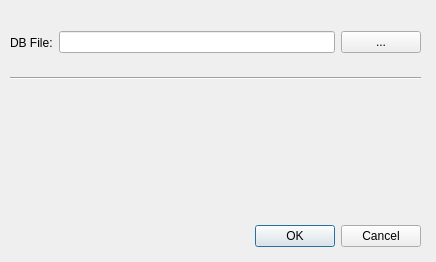
Old version of the form optionsdialog.ui in the repository plainoldprogrammer/yasm.
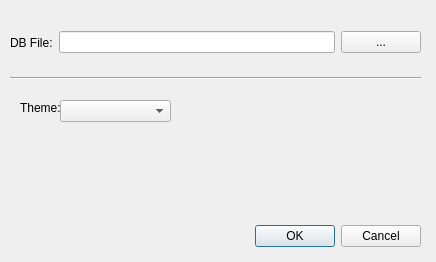
New version of the form.

Commit message: adding the widgets in the options window to select a theme

What changed in the file:
```diff
--- a/optionsdialog.ui
+++ b/optionsdialog.ui
@@ -71,6 +71,29 @@
     <enum>Qt::Horizontal</enum>
    </property>
   </widget>
+  <widget class="QLabel" name="labelTheme">
+   <property name="geometry">
+    <rect>
+     <x>20</x>
+     <y>100</y>
+     <width>41</width>
+     <height>16</height>
+    </rect>
+   </property>
+   <property name="text">
+    <string>Theme:</string>
+   </property>
+  </widget>
+  <widget class="QComboBox" name="comboBoxTheme">
+   <property name="geometry">
+    <rect>
+     <x>60</x>
+     <y>100</y>
+     <width>111</width>
+     <height>22</height>
+    </rect>
+   </property>
+  </widget>
  </widget>
  <resources/>
  <connections>
```
